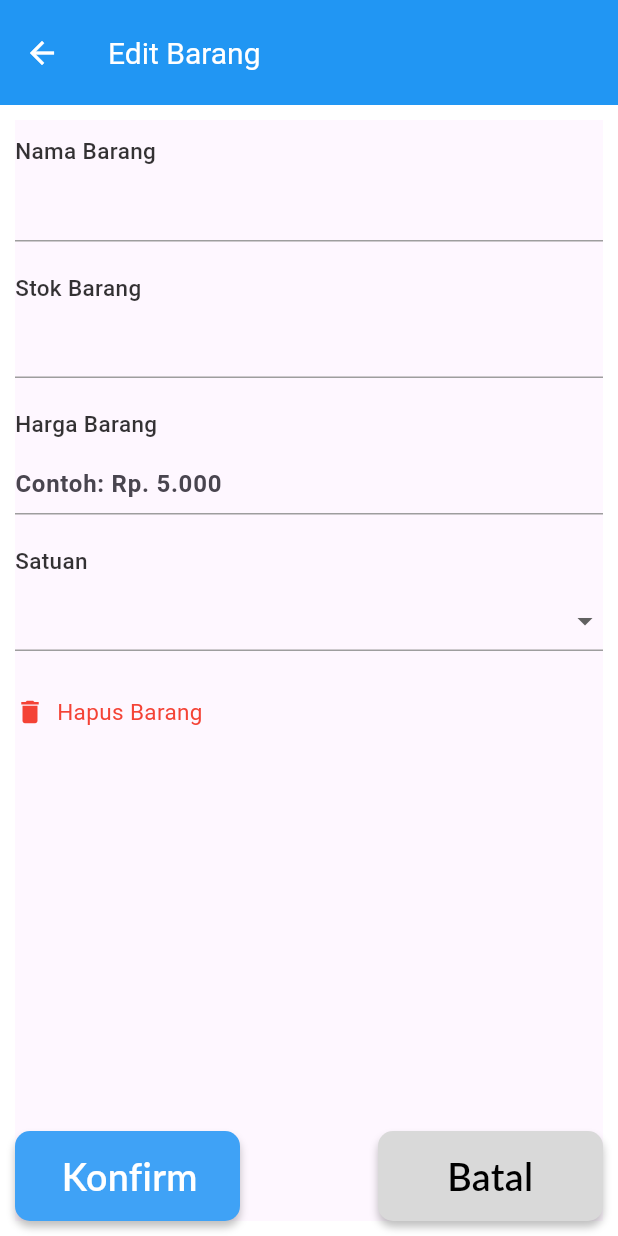
After one commit to Bangadji123/Application_Cashier, a Flutter app: the DashboardAdminPage screen opened by its route, after a tap on the "edit" icon, on a phone screen of 412 x 824 dp. The commit adds this screen. Run offline on Flutter 3.47's test engine with Material 3 defaults, Android fonts, the phone set to English and light mode, and no system bars; Roboto replaces fonts that are missing (Lato).

```diff
--- a/lib/Page/DasboardAdminPage.dart
+++ b/lib/Page/DasboardAdminPage.dart
@@ -16,7 +16,7 @@ class DashboardAdminPage extends StatelessWidget {
         ),
         backgroundColor: Colors.blue,
         automaticallyImplyLeading: false,
-        toolbarHeight: 65,
+        toolbarHeight: 70,
         actions: [
           IconButton(
             icon: Icon(
--- /dev/null
+++ b/lib/Page/EditBarangAdminPage.dart
@@ -0,0 +1,32 @@
+import 'package:application_cashier/Widget/EditBarangAdminItem.dart';
+import 'package:flutter/material.dart';
+
+class EditBarangAdminPage extends StatelessWidget {
+  @override
+  Widget build(BuildContext context) {
+    return Scaffold(
+      backgroundColor: Colors.white,
+      appBar: AppBar(
+        title: Text(
+          'Edit Barang',
+          style: TextStyle(
+            color: Colors.white,
+            fontSize: 20,
+          ),
+        ),
+        backgroundColor: Colors.blue,
+        leading: IconButton(
+          icon: Icon(Icons.arrow_back, color: Colors.white),
+          onPressed: () {
+            Navigator.pop(context);
+          },
+        ),
+        toolbarHeight: 70,
+      ),
+      body: Container(
+        padding: EdgeInsets.all(10),
+        child: EditBarangAdminItem(),
+      ),
+    );
+  }
+}
--- a/lib/Widget/DashboardAdmindItem.dart
+++ b/lib/Widget/DashboardAdmindItem.dart
@@ -3,13 +3,13 @@ import 'package:flutter/material.dart';
 class DashboardAdmindItem extends StatelessWidget {
   @override
   Widget build(BuildContext context) {
-    final screenWidth = MediaQuery.of(context).size.width; // Menambahkan ukuran layar
-    final screenHeight = MediaQuery.of(context).size.height; // Menambahkan tinggi layar
+    final screenWidth = MediaQuery.of(context).size.width;
+    final screenHeight = MediaQuery.of(context).size.height;
     return Scaffold(
       body: SingleChildScrollView(
-        child: Container( // Menambahkan Container untuk mengatur ukuran
-          width: screenWidth, // Mengatur lebar responsif
-          height: screenHeight, // Mengatur tinggi responsif
+        child: Container(
+          width: screenWidth,
+          height: screenHeight,
           child: Column(
             children: [
               TextField(
@@ -27,7 +27,7 @@ class DashboardAdmindItem extends StatelessWidget {
               ),
               SizedBox(height: 20),
               Container(
-                width: screenWidth * 0.9, // Mengatur lebar responsif
+                width: screenWidth * 0.9,
                 height: 100,
                 child: Stack(
                   children: [
@@ -35,7 +35,7 @@ class DashboardAdmindItem extends StatelessWidget {
                       left: 0,
                       top: 0,
                       child: Container(
-                        width: screenWidth * 0.9, // Mengatur lebar responsif
+                        width: screenWidth * 0.9,
                         height: 100,
                         decoration: ShapeDecoration(
                           color: Colors.white,
@@ -102,10 +102,15 @@ class DashboardAdmindItem extends StatelessWidget {
                     Positioned(
                       left: screenWidth * 0.8,
                       top: 40,
-                      child: Icon( // Mengganti Container dengan Icon
-                        Icons.edit, // Menggunakan ikon edit
-                        size: 25,
-                        color: Colors.red, // Menentukan warna ikon
+                      child: GestureDetector(
+                        onTap: () {
+                          Navigator.pushNamed(context, 'editbarangadminPage');
+                        },
+                        child: Icon(
+                          Icons.edit,
+                          size: 25,
+                          color: Colors.red,
+                        ),
                       ),
                     ),
                   ],
--- /dev/null
+++ b/lib/Widget/EditBarangAdminItem.dart
@@ -0,0 +1,257 @@
+import 'package:flutter/material.dart';
+
+class EditBarangAdminItem extends StatelessWidget {
+  @override
+  Widget build(BuildContext context) {
+    final screenWidth = MediaQuery.of(context).size.width;
+    final screenHeight = MediaQuery.of(context).size.height;
+    return Scaffold(
+      body: Container(
+        width: screenWidth,
+        height: screenHeight,
+        child: Column(
+          crossAxisAlignment: CrossAxisAlignment.start,
+          children: [
+            // Nama Barang
+            SizedBox(height: 10),
+            Text(
+              'Nama Barang',
+              style: TextStyle(
+                fontSize: 15,
+                fontWeight: FontWeight.w500,
+                color: Colors.black.withOpacity(0.8),
+              ),
+            ),
+            SizedBox(height: 10),
+            TextField(
+              style: TextStyle(fontWeight: FontWeight.bold),
+              decoration: InputDecoration(
+                enabledBorder: UnderlineInputBorder(
+                  borderSide: BorderSide(color: Colors.grey),
+                ),
+                focusedBorder: UnderlineInputBorder(
+                  borderSide: BorderSide(color: Colors.grey),
+                ),
+                isDense: true,
+                contentPadding: EdgeInsets.symmetric(vertical: 8),
+              ),
+            ),
+            // Stok Barang
+            SizedBox(height: 20),
+            Text(
+              'Stok Barang',
+              style: TextStyle(
+                fontSize: 15,
+                fontWeight: FontWeight.w500,
+                color: Colors.black.withOpacity(0.8),
+              ),
+            ),
+            SizedBox(height: 10),
+            TextField(
+              style: TextStyle(fontWeight: FontWeight.bold),
+              decoration: InputDecoration(
+                enabledBorder: UnderlineInputBorder(
+                  borderSide: BorderSide(color: Colors.grey),
+                ),
+                focusedBorder: UnderlineInputBorder(
+                  borderSide: BorderSide(color: Colors.grey),
+                ),
+                isDense: true,
+                contentPadding: EdgeInsets.symmetric(vertical: 8),
+              ),
+            ),
+            // Harga Barang
+            SizedBox(height: 20),
+            Text(
+              'Harga Barang',
+              style: TextStyle(
+                fontSize: 15,
+                fontWeight: FontWeight.w500,
+                color: Colors.black.withOpacity(0.8),
+              ),
+            ),
+            SizedBox(height: 10),
+            TextField(
+              style: TextStyle(fontWeight: FontWeight.bold),
+              decoration: InputDecoration(
+                hintText: 'Contoh: Rp. 5.000',
+                enabledBorder: UnderlineInputBorder(
+                  borderSide: BorderSide(color: Colors.grey),
+                ),
+                focusedBorder: UnderlineInputBorder(
+                  borderSide: BorderSide(color: Colors.grey),
+                ),
+                isDense: true,
+                contentPadding: EdgeInsets.symmetric(vertical: 8),
+              ),
+            ),
+            // Satuan
+            SizedBox(height: 20),
+            Text(
+              'Satuan',
+              style: TextStyle(
+                fontSize: 15,
+                fontWeight: FontWeight.w500,
+                color: Colors.black.withOpacity(0.8),
+              ),
+            ),
+            SizedBox(height: 10),
+            DropdownButtonFormField<String>(
+              style: TextStyle(fontWeight: FontWeight.bold),
+              decoration: InputDecoration(
+                enabledBorder: UnderlineInputBorder(
+                  borderSide: BorderSide(color: Colors.grey),
+                ),
+                focusedBorder: UnderlineInputBorder(
+                  borderSide: BorderSide(color: Colors.grey),
+                ),
+                isDense: true,
+                contentPadding: EdgeInsets.symmetric(vertical: 8),
+              ),
+              items: <String>['Kg', 'Liter', 'Pcs']
+                  .map<DropdownMenuItem<String>>(
+                (String value) {
+                  return DropdownMenuItem<String>(
+                    value: value,
+                    child: Text(value),
+                  );
+                },
+              ).toList(),
+              onChanged: (String? newValue) {
+                // Tambahkan logika untuk menangani perubahan nilai
+              },
+            ),
+            SizedBox(height: 30),
+            Row(
+              mainAxisAlignment: MainAxisAlignment.start,
+              children: [
+                Icon(
+                  Icons.delete,
+                  color: Colors.red,
+                  size: 20,
+                ),
+                SizedBox(width: 8),
+                Text(
+                  'Hapus Barang',
+                  style: TextStyle(
+                    fontSize: 15,
+                    color: Colors.red,
+                  ),
+                ),
+              ],
+            ),
+            Spacer(),
+            Column(
+              children: [
+                Row(
+                  mainAxisAlignment: MainAxisAlignment.spaceBetween,
+                  children: [
+                    GestureDetector( // Mengubah Container menjadi GestureDetector untuk aksi
+                      onTap: () {
+                        // Tambahkan logika untuk konfirmasi
+                      },
+                      child: Container(
+                        width: 150,
+                        height: 60,
+                        child: Stack(
+                          children: [
+                            Positioned(
+                              left: 0,
+                              top: 0,
+                              child: Container(
+                                width: 150,
+                                height: 60,
+                                decoration: ShapeDecoration(
+                                  color: Color(0xFF3FA2F6),
+                                  shape: RoundedRectangleBorder(
+                                    borderRadius: BorderRadius.circular(10),
+                                  ),
+                                  shadows: [
+                                    BoxShadow(
+                                      color: Color(0x3F000000),
+                                      blurRadius: 4,
+                                      offset: Offset(0, 4),
+                                      spreadRadius: 0,
+                                    )
+                                  ],
+                                ),
+                              ),
+                            ),
+                            Positioned(
+                              left: 31,
+                              top: 15,
+                              child: Text(
+                                'Konfirm',
+                                style: TextStyle(
+                                  color: Colors.white,
+                                  fontSize: 25,
+                                  fontFamily: 'Lato',
+                                  fontWeight: FontWeight.w600,
+                                  height: 0,
+                                ),
+                              ),
+                            ),
+                          ],
+                        ),
+                      ),
+                    ),
+                    SizedBox(height: 10),
+                    GestureDetector( // Mengubah Container menjadi GestureDetector untuk aksi
+                      onTap: () {
+                        // Tambahkan logika untuk batal
+                      },
+                      child: Container(
+                        width: 150,
+                        height: 60,
+                        child: Stack(
+                          children: [
+                            Positioned(
+                              left: 0,
+                              top: 0,
+                              child: Container(
+                                width: 150,
+                                height: 60,
+                                decoration: ShapeDecoration(
+                                  color: Color(0xFFD9D9D9),
+                                  shape: RoundedRectangleBorder(
+                                    borderRadius: BorderRadius.circular(10),
+                                  ),
+                                  shadows: [
+                                    BoxShadow(
+                                      color: Color(0x3F000000),
+                                      blurRadius: 4,
+                                      offset: Offset(0, 4),
+                                      spreadRadius: 0,
+                                    )
+                                  ],
+                                ),
+                              ),
+                            ),
+                            Positioned(
+                              left: 46,
+                              top: 15,
+                              child: Text(
+                                'Batal',
+                                style: TextStyle(
+                                  color: Colors.black,
+                                  fontSize: 25,
+                                  fontFamily: 'Lato',
+                                  fontWeight: FontWeight.w600,
+                                  height: 0,
+                                ),
+                              ),
+                            ),
+                          ],
+                        ),
+                      ),
+                    ),
+                  ],
+                ),
+              ],
+            ),
+          ],
+        ),
+      ),
+    );
+  }
+}
--- a/lib/main.dart
+++ b/lib/main.dart
@@ -3,6 +3,7 @@ import 'package:application_cashier/Login_&_Register/RegisterPage.dart';
 import 'package:application_cashier/Login_&_Register/LoginPetugasPage.dart';
 import 'package:application_cashier/Page/DasboardAdminPage.dart';
 import 'package:application_cashier/Page/DasboardPetugasPage.dart';
+import 'package:application_cashier/Page/EditBarangAdminPage.dart';
 import 'package:flutter/material.dart';
 
 void main() {
@@ -21,6 +22,7 @@ class MyApp extends StatelessWidget {
         'loginadminPage': (context) => LoginAdminPage(),
         'dashboardpetugasPage': (context) => DasboardPetugasPage(),
         'dashboardadmindPage': (context) => DashboardAdminPage(),
+        'editbarangadminPage':(context) => EditBarangAdminPage(),
       },
       theme: ThemeData(
         backgroundColor: Colors.white,
```
